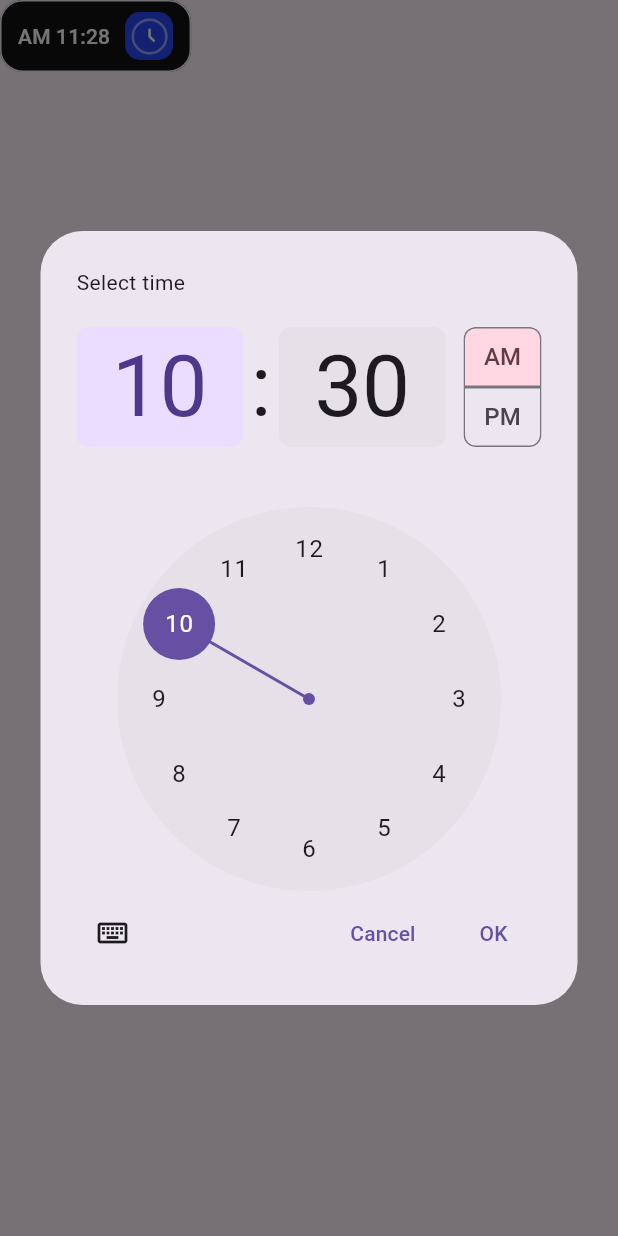
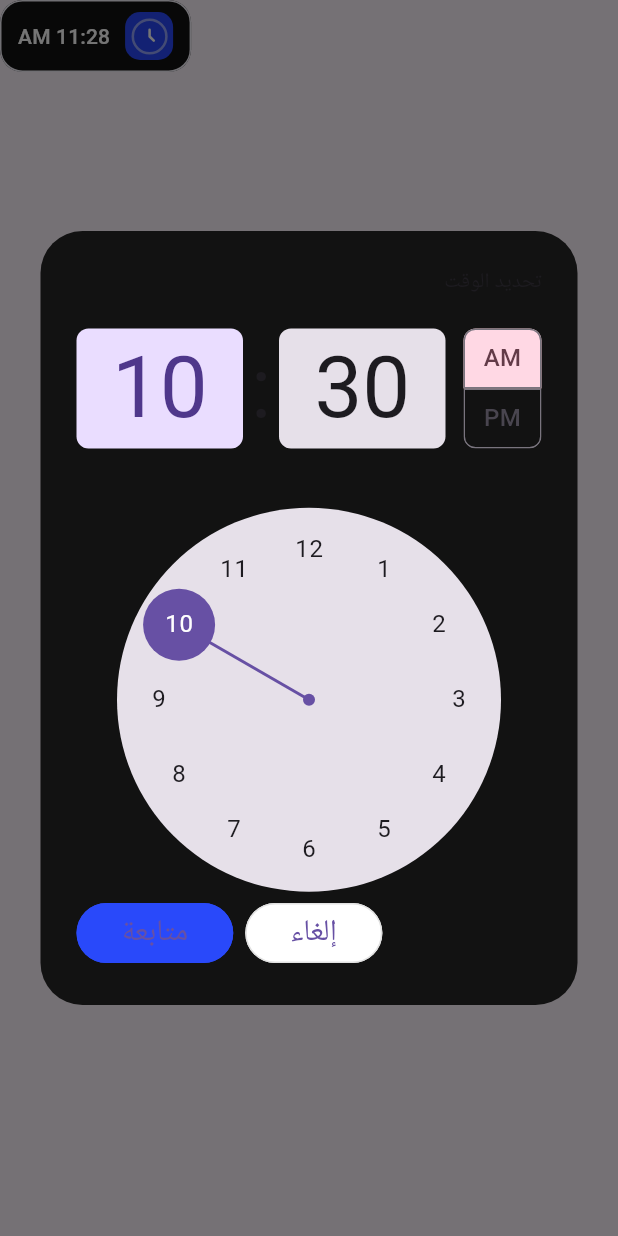
Before and after one commit to lunaalkufairy/waslny_rider, a Flutter app: the CustomTimePicker widget shown alone on an empty page, opened directly, after a tap on an icon or button, on a phone screen of 412 x 824 dp. Run offline on Flutter 3.47's test engine with Material 3 defaults, Android fonts, the phone set to English and light mode, and no system bars; our stand-ins replace flutter_svg, intl_phone_field, pinput; Roboto replaces fonts that are missing (assets/fonts/Cairo-Bold.ttf).

Commit message:
editing time picker

```diff
--- a/lib/components/custom_time_picker.dart
+++ b/lib/components/custom_time_picker.dart
@@ -14,6 +14,49 @@ class _CustomTimePickerState extends State<CustomTimePicker> {
   void _showTimePicker() {
     showTimePicker(
       context: context,
+      cancelText: 'إلغاء',
+      confirmText: 'متابعة',
+      helpText: 'تحديد الوقت',
+      builder: (BuildContext context, Widget? child) {
+        return Theme(
+          data: Theme.of(context).copyWith(
+            timePickerTheme: TimePickerThemeData(
+              backgroundColor: black1,
+              cancelButtonStyle: ElevatedButton.styleFrom(
+                padding: EdgeInsets.symmetric(horizontal: 30),
+                shape: RoundedRectangleBorder(
+                  side: BorderSide(color: lightWhite1),
+                  borderRadius: BorderRadiusGeometry.circular(20),
+                ),
+                backgroundColor: white,
+                textStyle: TextStyle(
+                  fontFamily: 'assets/fonts/Cairo-Bold.ttf',
+                  fontSize: 20,
+                  color: grey1,
+                ),
+              ),
+              confirmButtonStyle: ElevatedButton.styleFrom(
+                padding: EdgeInsets.symmetric(horizontal: 30),
+                shape: RoundedRectangleBorder(
+                  side: BorderSide(color: blue),
+                  borderRadius: BorderRadiusGeometry.circular(20),
+                ),
+                backgroundColor: blue,
+                textStyle: TextStyle(
+                  fontFamily: 'assets/fonts/Cairo-Bold.ttf',
+                  fontSize: 20,
+                  color: grey1,
+                ),
+              ),
+            ),
+          ),
+          child: Directionality(
+            textDirection: TextDirection.rtl,
+            child: child!,
+          ),
+        );
+      },
+      initialEntryMode: TimePickerEntryMode.dialOnly,
       initialTime: TimeOfDay.now(),
     ).then(
       (value) {
@@ -63,6 +106,7 @@ class _CustomTimePickerState extends State<CustomTimePicker> {
                   color: blue, borderRadius: BorderRadius.circular(10)),
               child: SvgPicture.asset('assets/icons/Clock Circle.svg')),
         ],
-        ));
+      ),
+    );
   }
 }
```
Lines whose indentation alone changed are shown as unchanged.
